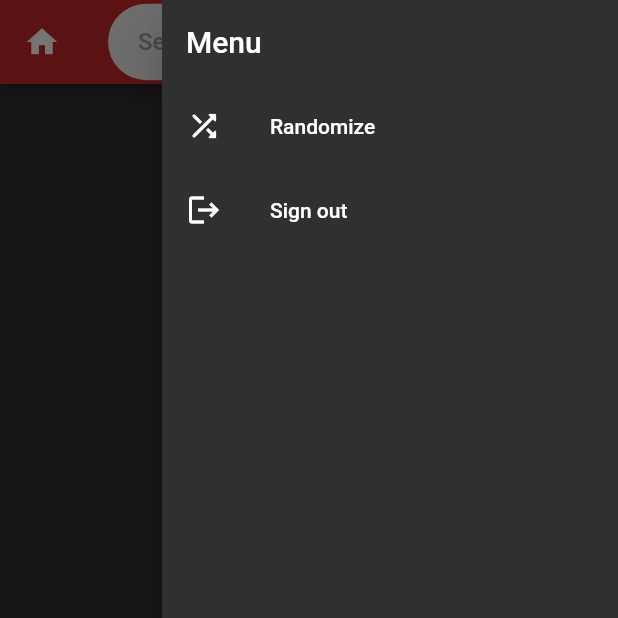
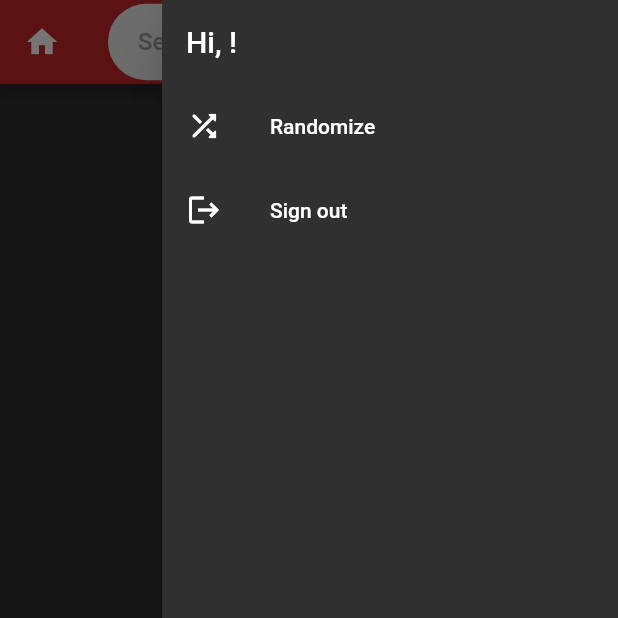
Before and after one commit to BarrsX/recipe_app, a Flutter app: the HomeScreen screen opened by its route, with the side drawer open, on a phone screen of 412 x 824 dp, the top half of it. Run offline on Flutter 3.47's test engine with Material 2 defaults, Android fonts, the phone set to English and light mode, and no system bars; drawn by our look-alikes of flutter_typeahead; our stand-ins replace bloc, equatable, firebase_auth, firebase_core, flutter_bloc, flutter_dotenv and 3 more; accounts and stored records are empty; network calls fail.

Commit message:
Creates user feature, adds name to home menu

```diff
--- a/lib/src/features/auth/data/repository/auth_repository.dart
+++ b/lib/src/features/auth/data/repository/auth_repository.dart
@@ -25,6 +25,23 @@ class AuthenticationRepository {
     }
   }
 
+  Future<void> logOut() async {
+    await _firebaseAuth.signOut();
+  }
+
+  Future<User?> logInWithEmailAndPassword(String email, String password) async {
+    try {
+      final UserCredential userCredential =
+          await _firebaseAuth.signInWithEmailAndPassword(
+        email: email,
+        password: password,
+      );
+      return userCredential.user;
+    } on FirebaseAuthException catch (authException) {
+      throw Exception(authException.message);
+    }
+  }
+
   Future<User?> signUpWithEmailAndPassword(
       String email, String password) async {
     try {
@@ -44,23 +61,6 @@ class AuthenticationRepository {
       await FirebaseAuth.instance.signOut();
     } catch (e) {
       throw Exception('Failed to sign out: $e');
-    }
-  }
-
-  Future<void> logOut() async {
-    await _firebaseAuth.signOut();
-  }
-
-  Future<User?> logInWithEmailAndPassword(String email, String password) async {
-    try {
-      final UserCredential userCredential =
-          await _firebaseAuth.signInWithEmailAndPassword(
-        email: email,
-        password: password,
-      );
-      return userCredential.user;
-    } on FirebaseAuthException catch (authException) {
-      throw Exception(authException.message);
     }
   }
 
--- a/lib/src/features/home/presentation/home_screen.dart
+++ b/lib/src/features/home/presentation/home_screen.dart
@@ -1,7 +1,7 @@
+import '../../user/presentation/bloc/user_bloc.dart';
+import 'package:firebase_auth/firebase_auth.dart';
 import 'package:flutter/material.dart';
-import 'package:flutter_bloc/flutter_bloc.dart';
 
-import '../../auth/data/repository/auth_repository.dart';
 import '../../auth/presentation/bloc/auth_event.dart';
 import '../../auth/presentation/bloc/auth_bloc.dart';
 
@@ -21,8 +21,10 @@ class HomeScreen extends StatefulWidget {
 
 class _HomeScreenState extends State<HomeScreen> {
   late final AuthenticationBloc _authBloc = AuthenticationBloc();
+  late final UserBloc _userBloc = UserBloc();
   final TextEditingController _searchController = TextEditingController();
   late final HomeBloc _homeBloc = HomeBloc();
+  late User? loggedInUser = _userBloc.getUser();
 
   @override
   void initState() {
@@ -119,8 +121,8 @@ class _HomeScreenState extends State<HomeScreen> {
           child: ListView(
             children: [
               ListTile(
-                title:
-                    Text('Menu', style: Theme.of(context).textTheme.titleLarge),
+                title: Text('Hi, ${loggedInUser?.displayName ?? "User"}!',
+                    style: Theme.of(context).textTheme.titleLarge),
               ),
               ListTile(
                 leading: const Icon(Icons.shuffle_rounded),
--- a/lib/src/features/recipe/presentation/bloc/recipe_bloc.dart
+++ b/lib/src/features/recipe/presentation/bloc/recipe_bloc.dart
@@ -1,4 +1,3 @@
-import 'package:firebase_auth/firebase_auth.dart';
 import 'package:flutter_bloc/flutter_bloc.dart';
 
 import '../../data/repository/recipe_repository.dart';
--- a/lib/src/features/recipe/presentation/widgets/recipe_view.dart
+++ b/lib/src/features/recipe/presentation/widgets/recipe_view.dart
@@ -1,14 +1,12 @@
+import 'package:flutter/material.dart';
 import 'package:flutter_bloc/flutter_bloc.dart';
-import 'package:flutter/material.dart';
 
 import '../../domain/models/extended_ingredient.dart';
 import '../../domain/models/recipe.dart';
 import '../../domain/models/step.dart';
-
+import '../bloc/recipe_bloc.dart';
 import '../bloc/recipe_event.dart';
 import '../bloc/recipe_state.dart';
-import '../bloc/recipe_bloc.dart';
-
 import '../recipe_screen.dart';
 
 class RecipeView extends StatefulWidget {
--- /dev/null
+++ b/lib/src/features/user/data/repository/user_repository.dart
@@ -0,0 +1,12 @@
+import 'package:firebase_auth/firebase_auth.dart';
+
+class UserRepository {
+  final FirebaseAuth _firebaseAuth;
+
+    UserRepository({FirebaseAuth? firebaseAuth})
+      : _firebaseAuth = firebaseAuth ?? FirebaseAuth.instance;
+
+    User? getUser() {
+    return _firebaseAuth.currentUser;
+  }
+}
--- /dev/null
+++ b/lib/src/features/user/presentation/bloc/user_bloc.dart
@@ -0,0 +1,22 @@
+import 'package:bloc/bloc.dart';
+import 'package:equatable/equatable.dart';
+import 'package:firebase_auth/firebase_auth.dart';
+import 'package:freezed_annotation/freezed_annotation.dart';
+
+import '../../data/repository/user_repository.dart';
+
+part 'user_event.dart';
+part 'user_state.dart';
+
+class UserBloc extends Bloc<UserEvent, UserState> {
+  final UserRepository _repository;
+
+  UserBloc({UserRepository? repository})
+      : _repository = repository ?? UserRepository(),
+        super(UserInitial());
+
+  User? getUser() {
+    User? user = _repository.getUser();
+    return user;
+  }
+}
--- /dev/null
+++ b/lib/src/features/user/presentation/bloc/user_event.dart
@@ -0,0 +1,8 @@
+part of 'user_bloc.dart';
+
+abstract class UserEvent extends Equatable {
+  const UserEvent();
+
+  @override
+  List<Object> get props => [];
+}
--- /dev/null
+++ b/lib/src/features/user/presentation/bloc/user_state.dart
@@ -0,0 +1,10 @@
+part of 'user_bloc.dart';
+
+abstract class UserState extends Equatable {
+  const UserState();
+
+  @override
+  List<Object> get props => [];
+}
+
+class UserInitial extends UserState {}
```
Also changed, not shown: lib/firebase_options.dart.
